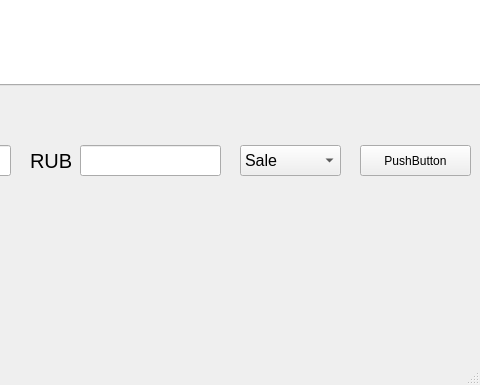
Before: the Qt Designer form client/forms/mainwindow.ui in david-dems/tcp_server_market, drawn with Qt 5; both pictures show x 320 to 800 and y 215 to 600 of the 800 by 600 pixel window.
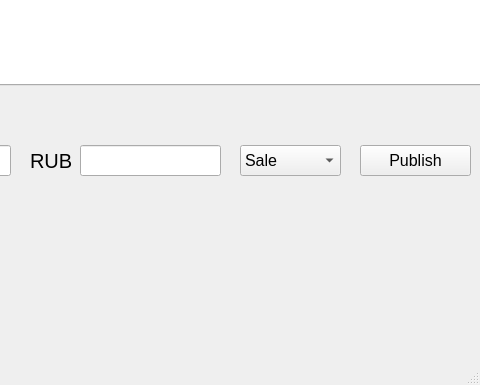
After: the same form once the commit is applied.

Patch:
```diff
--- a/client/forms/mainwindow.ui
+++ b/client/forms/mainwindow.ui
@@ -90,7 +90,12 @@
      </rect>
     </property>
     <property name="text">
-     <string>PushButton</string>
+     <string>Publish</string>
+    </property>
+    <property name="font">
+     <font>
+      <pointsize>12</pointsize>
+     </font>
     </property>
    </widget>
    <widget class="QPushButton" name="delete_2">
```
